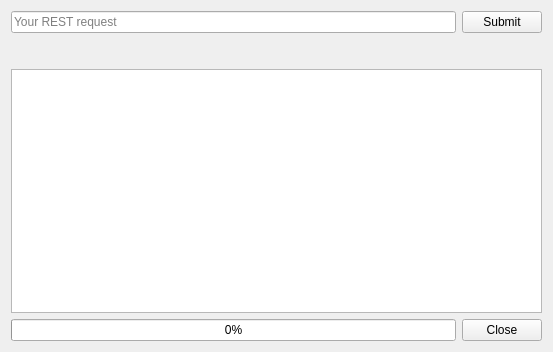
pfaivre/Restic, file mainwindow.ui: the form before one commit.
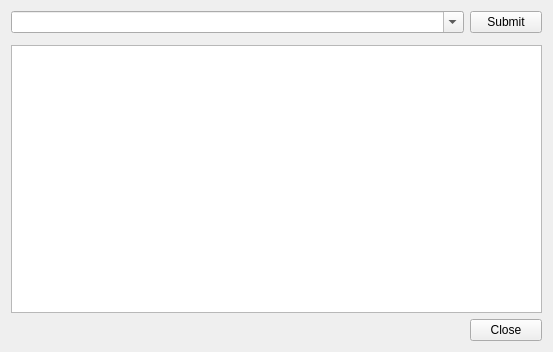
The form after the commit.

What changed in the file:
```diff
--- a/mainwindow.ui
+++ b/mainwindow.ui
@@ -20,14 +20,20 @@
       <item>
        <layout class="QHBoxLayout" name="horizontalLayout_2">
         <item>
-         <widget class="QLineEdit" name="urlLineEdit">
-          <property name="placeholderText">
-           <string>Your REST request</string>
+         <widget class="QComboBox" name="urlLineEdit">
+          <property name="editable">
+           <bool>true</bool>
           </property>
          </widget>
         </item>
         <item>
          <widget class="QPushButton" name="submitButton">
+          <property name="maximumSize">
+           <size>
+            <width>72</width>
+            <height>16777215</height>
+           </size>
+          </property>
           <property name="text">
            <string>Submit</string>
           </property>
@@ -37,8 +43,17 @@
       </item>
       <item>
        <layout class="QHBoxLayout" name="horizontalLayout_4">
+        <property name="topMargin">
+         <number>0</number>
+        </property>
         <item>
          <widget class="QLabel" name="label">
+          <property name="maximumSize">
+           <size>
+            <width>16777215</width>
+            <height>0</height>
+           </size>
+          </property>
           <property name="font">
            <font>
             <pointsize>16</pointsize>
@@ -51,6 +66,12 @@
         </item>
         <item>
          <widget class="QLabel" name="labelErrors">
+          <property name="maximumSize">
+           <size>
+            <width>16777215</width>
+            <height>0</height>
+           </size>
+          </property>
           <property name="font">
            <font>
             <pointsize>14</pointsize>
@@ -83,6 +104,12 @@
           <property name="enabled">
            <bool>true</bool>
           </property>
+          <property name="maximumSize">
+           <size>
+            <width>16777215</width>
+            <height>0</height>
+           </size>
+          </property>
           <property name="value">
            <number>0</number>
           </property>
@@ -93,6 +120,12 @@
         </item>
         <item>
          <widget class="QPushButton" name="closeButton">
+          <property name="maximumSize">
+           <size>
+            <width>72</width>
+            <height>16777215</height>
+           </size>
+          </property>
           <property name="text">
            <string>Close</string>
           </property>
```
